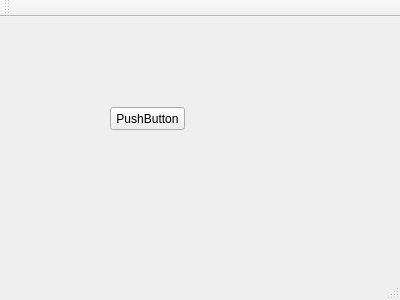
The window that simplewindow/mainwindow.ui (tbigad/plainCPP) describes before a commit, drawn with Qt 5.
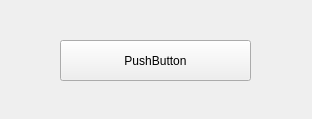
The same window after the commit.

The edit to the form file:
```diff
--- a/simplewindow/mainwindow.ui
+++ b/simplewindow/mainwindow.ui
@@ -6,8 +6,8 @@
    <rect>
     <x>0</x>
     <y>0</y>
-    <width>400</width>
-    <height>300</height>
+    <width>312</width>
+    <height>119</height>
    </rect>
   </property>
   <property name="windowTitle">
@@ -17,10 +17,10 @@
    <widget class="QPushButton" name="pushButton">
     <property name="geometry">
      <rect>
-      <x>110</x>
-      <y>90</y>
-      <width>75</width>
-      <height>23</height>
+      <x>60</x>
+      <y>40</y>
+      <width>191</width>
+      <height>41</height>
      </rect>
     </property>
     <property name="text">
@@ -28,25 +28,6 @@
     </property>
    </widget>
   </widget>
-  <widget class="QMenuBar" name="menuBar">
-   <property name="geometry">
-    <rect>
-     <x>0</x>
-     <y>0</y>
-     <width>400</width>
-     <height>18</height>
-    </rect>
-   </property>
-  </widget>
-  <widget class="QToolBar" name="mainToolBar">
-   <attribute name="toolBarArea">
-    <enum>TopToolBarArea</enum>
-   </attribute>
-   <attribute name="toolBarBreak">
-    <bool>false</bool>
-   </attribute>
-  </widget>
-  <widget class="QStatusBar" name="statusBar"/>
  </widget>
  <layoutdefault spacing="6" margin="11"/>
  <resources/>
```
